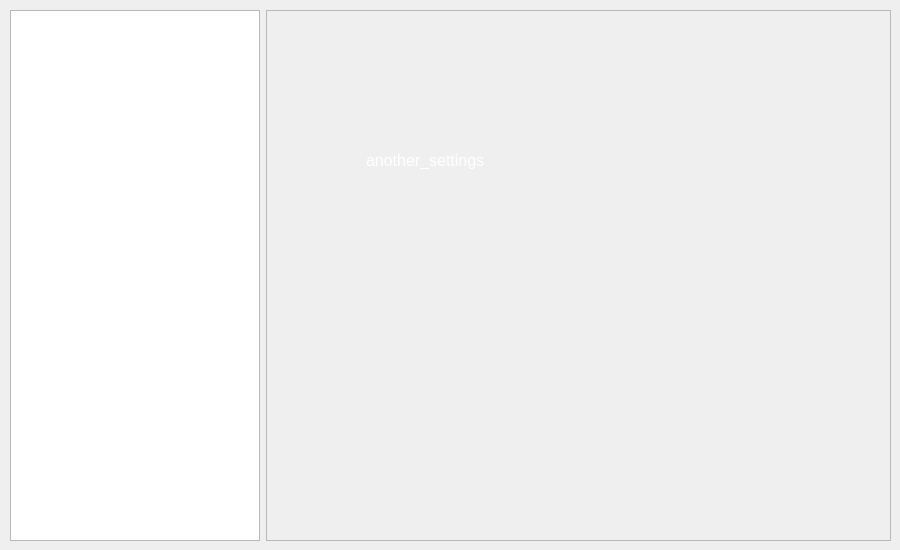
The window that UI/main_page.ui (Patrick-002/Monica) describes before a commit, drawn with Qt 5.
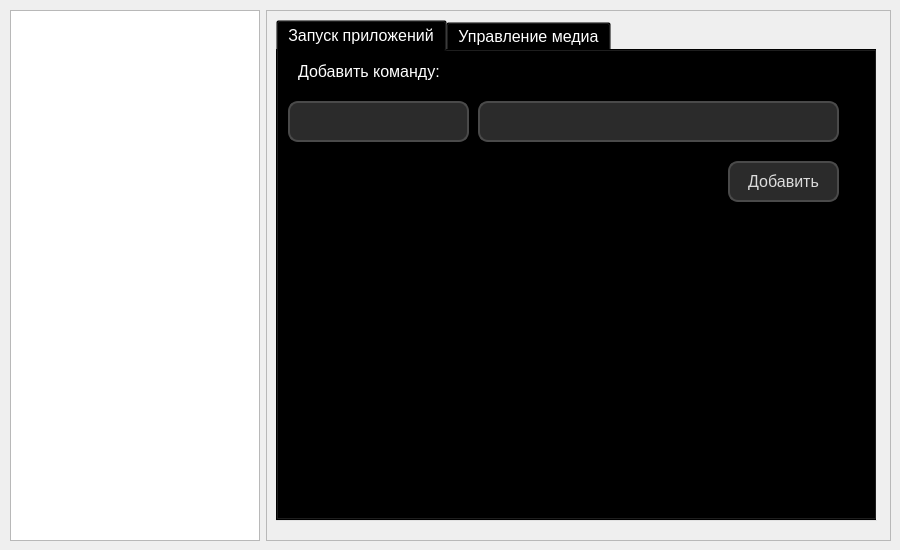
The same window after the commit. The open tabs and pages were chosen to show the change.

Commit message: keyword bind page added

The edit to the form file:
```diff
--- a/UI/main_page.ui
+++ b/UI/main_page.ui
@@ -126,18 +126,131 @@
           <number>3</number>
          </property>
          <widget class="QWidget" name="another_settings">
-          <widget class="QLabel" name="label">
+          <widget class="QTabWidget" name="tab_app_commands">
            <property name="geometry">
             <rect>
-             <x>90</x>
-             <y>100</y>
-             <width>171</width>
-             <height>81</height>
+             <x>0</x>
+             <y>0</y>
+             <width>601</width>
+             <height>501</height>
             </rect>
            </property>
-           <property name="text">
-            <string>another_settings</string>
+           <property name="currentIndex">
+            <number>0</number>
            </property>
+           <widget class="QWidget" name="tab">
+            <attribute name="title">
+             <string>Запуск приложений</string>
+            </attribute>
+            <widget class="QLabel" name="label">
+             <property name="geometry">
+              <rect>
+               <x>20</x>
+               <y>10</y>
+               <width>151</width>
+               <height>21</height>
+              </rect>
+             </property>
+             <property name="text">
+              <string>Добавить команду:</string>
+             </property>
+            </widget>
+            <widget class="QLineEdit" name="keyword_lineEdit">
+             <property name="geometry">
+              <rect>
+               <x>10</x>
+               <y>50</y>
+               <width>181</width>
+               <height>41</height>
+              </rect>
+             </property>
+             <property name="toolTip">
+              <string/>
+             </property>
+             <property name="whatsThis">
+              <string/>
+             </property>
+             <property name="styleSheet">
+              <string notr="true">    QLineEdit {
+        border: 2px solid #4a4a4a;
+        border-radius: 10px;
+        padding: 8px;
+        font-size: 16px;
+        background-color: #2b2b2b;
+        color: #dcdcdc;
+    }
+    QLineEdit:focus {
+        border: 2px solid #9a9edb;
+        background-color: #3a3a3a;
+    }</string>
+             </property>
+             <property name="inputMask">
+              <string/>
+             </property>
+             <property name="text">
+              <string/>
+             </property>
+            </widget>
+            <widget class="QLineEdit" name="lineEdit">
+             <property name="geometry">
+              <rect>
+               <x>200</x>
+               <y>50</y>
+               <width>361</width>
+               <height>41</height>
+              </rect>
+             </property>
+             <property name="styleSheet">
+              <string notr="true">    QLineEdit {
+        border: 2px solid #4a4a4a;
+        border-radius: 10px;
+        padding: 8px;
+        font-size: 16px;
+        background-color: #2b2b2b;
+        color: #dcdcdc;
+    }
+    QLineEdit:focus {
+        border: 2px solid #9a9edb;
+        background-color: #3a3a3a;
+    }</string>
+             </property>
+            </widget>
+            <widget class="QPushButton" name="pushButton">
+             <property name="geometry">
+              <rect>
+               <x>450</x>
+               <y>110</y>
+               <width>111</width>
+               <height>41</height>
+              </rect>
+             </property>
+             <property name="styleSheet">
+              <string notr="true">    QPushButton {
+        border: 2px solid #4a4a4a;
+        border-radius: 10px;
+        padding: 8px 16px;
+        font-size: 16px;
+        background-color: #2b2b2b;
+        color: #dcdcdc;
+    }
+    QPushButton:hover {
+        background-color: #3a3a3a;
+    }
+    QPushButton:pressed {
+        background-color: #4e4e4e;
+        border: 2px solid #9a9edb;
+    }</string>
+             </property>
+             <property name="text">
+              <string>Добавить</string>
+             </property>
+            </widget>
+           </widget>
+           <widget class="QWidget" name="tab_2">
+            <attribute name="title">
+             <string>Управление медиа</string>
+            </attribute>
+           </widget>
           </widget>
          </widget>
          <widget class="QWidget" name="monica_settings">
```
Left out of the diff: 2 changed lines with no effect on the pictures. The commit also changes 10 other files.
